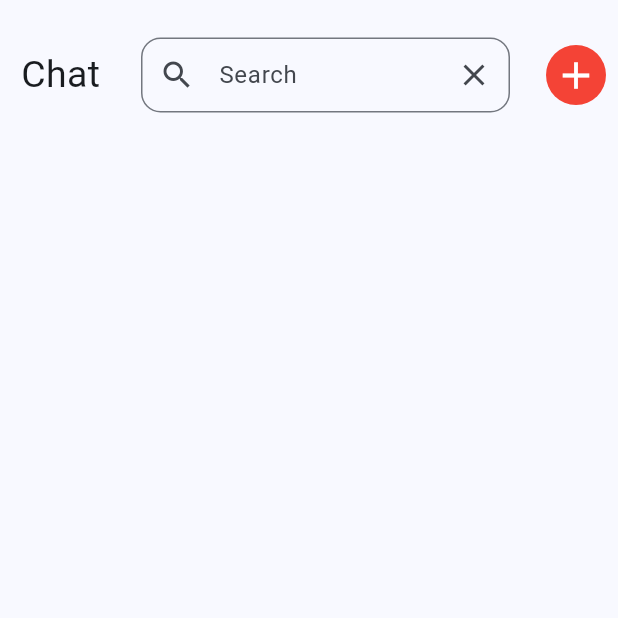
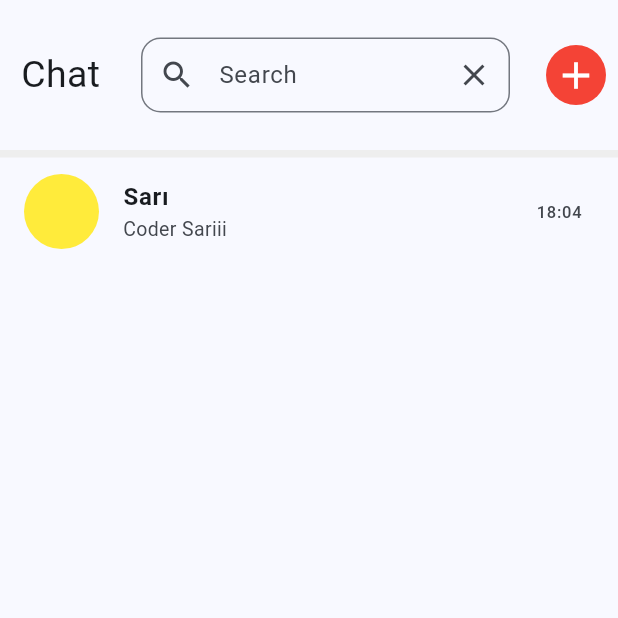
Before and after one commit to y-e-sryldz/chat_app, a Flutter app: the screen it shows after launch, on a phone screen of 412 x 824 dp, the top half of it. Run offline on Flutter 3.47's test engine with Material 3 defaults, Android fonts, the phone set to English and light mode, and no system bars.

```diff
--- a/lib/Screens/Homescreen.dart
+++ b/lib/Screens/Homescreen.dart
@@ -47,6 +47,24 @@ class _HomescreenState extends State<Homescreen> {
           )
         ],
       ),
+      body: Column(children: [
+        Container(
+          height: 5,
+          color: Color(0xFFEEEEEE),
+        ),
+        ListTile(
+          leading: CircleAvatar(
+            radius: 25,
+            backgroundColor: Colors.yellow,
+          ),
+          title: Text(
+            "Sarı",
+            style: TextStyle(fontSize: 16, fontWeight: FontWeight.bold),
+          ),
+          subtitle: Text("Coder Sariii",style: TextStyle(fontSize: 13),),
+          trailing: Text("18:04"),
+        ),
+      ]),
     );
   }
 }
--- a/lib/main.dart
+++ b/lib/main.dart
@@ -18,7 +18,7 @@ class MyApp extends StatelessWidget {
         colorScheme: ColorScheme.fromSeed(seedColor: Colors.blue),
         useMaterial3: true,
       ),
-      home: const Homescreen(),
+      home: Homescreen(),
     );
   }
 }
```
Also changed, not shown: lib/CustomUI/CustomCard.dart (added, +9 -0 lines), lib/pages/ChatPages.dart (+7 -1 lines).
